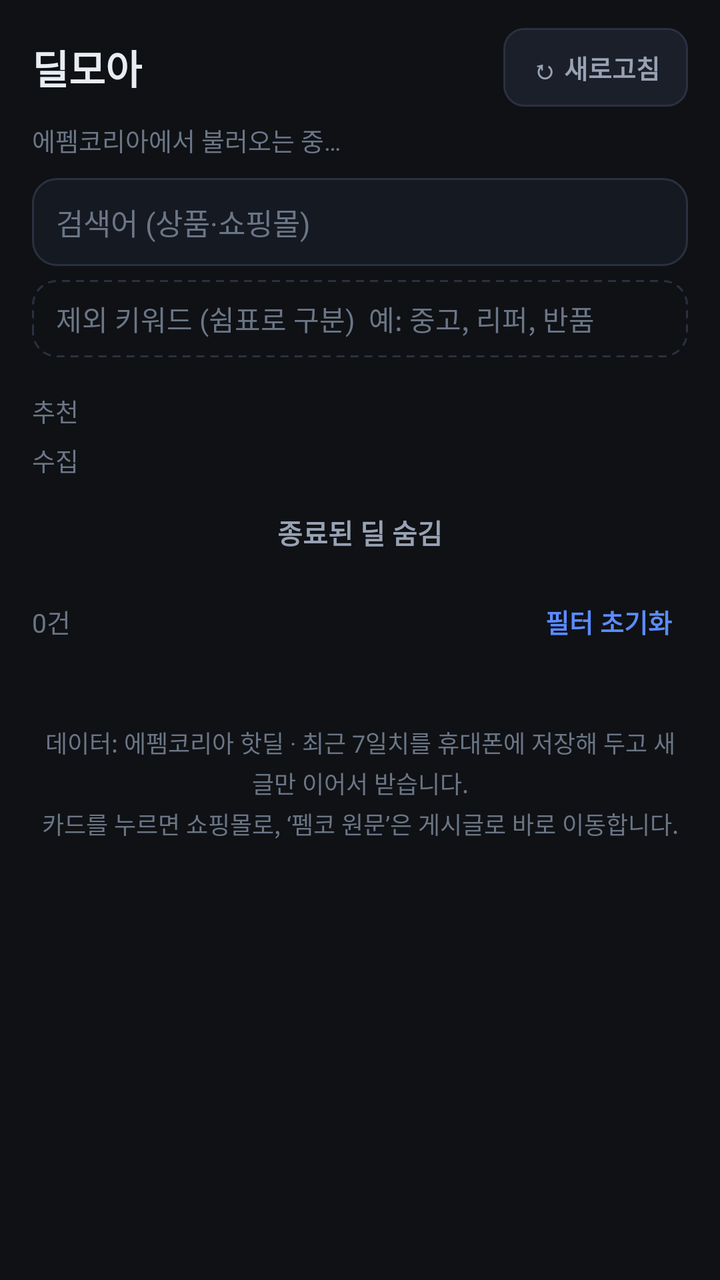
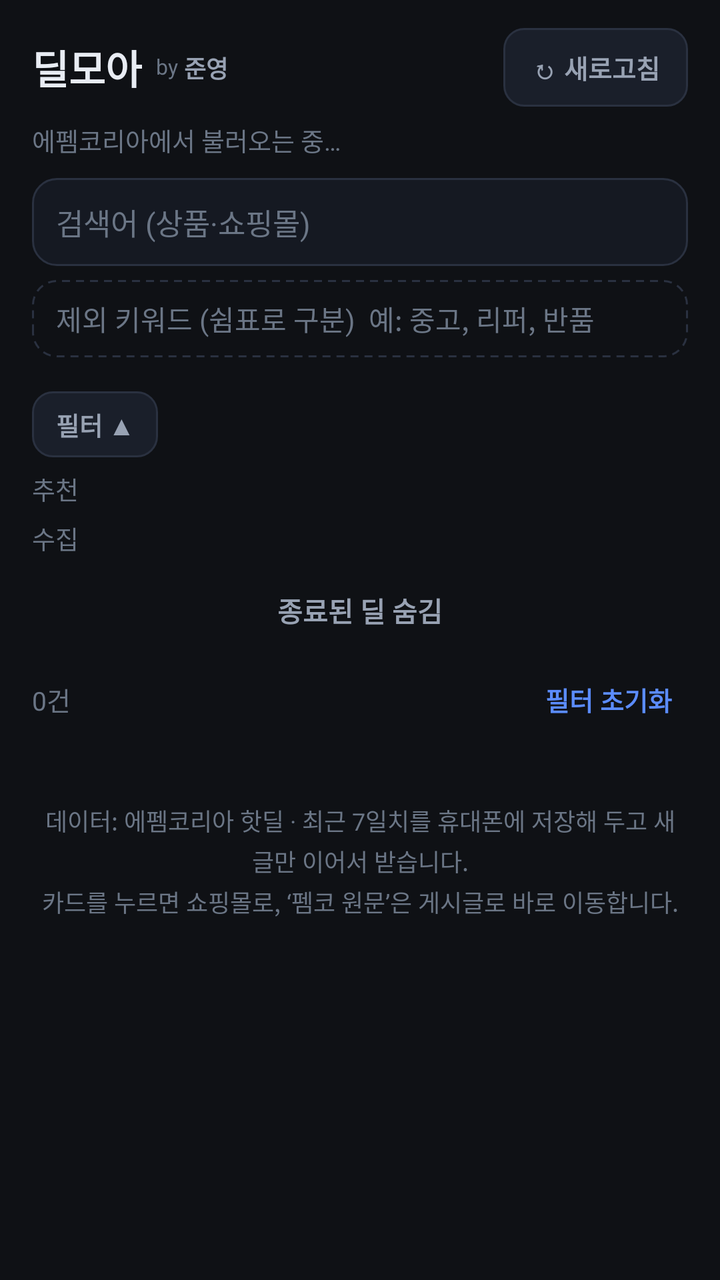

Two renders of the same Android screen: before a commit and after it. Below are the layout's source before the change and the commit's diff.
<!-- AndroidManifest.xml: application theme Theme.Hotdeal -->
<!-- res/layout/activity_main.xml -->
<?xml version="1.0" encoding="utf-8"?>
<FrameLayout xmlns:android="http://schemas.android.com/apk/res/android"
    android:id="@+id/rootFrame"
    android:layout_width="match_parent"
    android:layout_height="match_parent"
    android:background="@color/bg">

    
    <FrameLayout
        android:id="@+id/webHost"
        android:layout_width="match_parent"
        android:layout_height="match_parent" />

    <ScrollView
        android:id="@+id/scroll"
        android:layout_width="match_parent"
        android:layout_height="match_parent"
        android:background="@color/bg"
        android:clipToPadding="false"
        android:fillViewport="true"
        android:scrollbars="none">

        <LinearLayout
            android:layout_width="match_parent"
            android:layout_height="wrap_content"
            android:orientation="vertical"
            android:paddingBottom="20dp">

            
            <LinearLayout
                android:layout_width="match_parent"
                android:layout_height="wrap_content"
                android:orientation="vertical"
                android:paddingStart="16dp"
                android:paddingTop="14dp"
                android:paddingEnd="16dp"
                android:paddingBottom="4dp">

                <LinearLayout
                    android:layout_width="match_parent"
                    android:layout_height="wrap_content"
                    android:gravity="center_vertical"
                    android:orientation="horizontal">

                    <TextView
                        android:id="@+id/appTitle"
                        android:layout_width="wrap_content"
                        android:layout_height="wrap_content"
                        android:text="@string/app_name"
                        android:textColor="@color/txt"
                        android:textSize="20sp"
                        android:textStyle="bold" />

                    <Space
                        android:layout_width="0dp"
                        android:layout_height="1dp"
                        android:layout_weight="1" />

                    <TextView
                        android:id="@+id/btnRefresh"
                        android:layout_width="wrap_content"
                        android:layout_height="wrap_content"
                        android:background="@drawable/bg_ghost"
                        android:paddingStart="14dp"
                        android:paddingTop="10dp"
                        android:paddingEnd="14dp"
                        android:paddingBottom="10dp"
                        android:text="↻ 새로고침"
                        android:textColor="@color/dim"
                        android:textSize="13sp"
                        android:textStyle="bold" />
                </LinearLayout>

                <TextView
                    android:id="@+id/stamp"
                    android:layout_width="match_parent"
                    android:layout_height="wrap_content"
                    android:layout_marginTop="7dp"
                    android:layout_marginBottom="10dp"
                    android:text="에펨코리아에서 불러오는 중…"
                    android:textColor="@color/dim2"
                    android:textSize="12.5sp" />

                <EditText
                    android:id="@+id/q"
                    android:layout_width="match_parent"
                    android:layout_height="wrap_content"
                    android:layout_marginBottom="7dp"
                    android:background="@drawable/bg_input"
                    android:importantForAutofill="no"
                    android:inputType="text"
                    android:maxLines="1"
                    android:paddingStart="12dp"
                    android:paddingTop="11dp"
                    android:paddingEnd="12dp"
                    android:paddingBottom="11dp"
                    android:textColor="@color/txt"
                    android:textColorHint="@color/dim2"
                    android:textSize="15sp"
                    android:hint="검색어 (상품·쇼핑몰)" />

                <EditText
                    android:id="@+id/ex"
                    android:layout_width="match_parent"
                    android:layout_height="wrap_content"
                    android:layout_marginBottom="9dp"
                    android:background="@drawable/bg_input_dashed"
                    android:importantForAutofill="no"
                    android:inputType="text"
                    android:maxLines="1"
                    android:paddingStart="12dp"
                    android:paddingTop="9dp"
                    android:paddingEnd="12dp"
                    android:paddingBottom="9dp"
                    android:textColor="@color/txt"
                    android:textColorHint="@color/dim2"
                    android:textSize="14sp"
                    android:hint="제외 키워드 (쉼표로 구분)  예: 중고, 리퍼, 반품" />

                <HorizontalScrollView
                    android:layout_width="match_parent"
                    android:layout_height="wrap_content"
                    android:layout_marginBottom="8dp"
                    android:scrollbars="none">

                    <LinearLayout
                        android:id="@+id/chipsRow"
                        android:layout_width="wrap_content"
                        android:layout_height="wrap_content"
                        android:orientation="horizontal" />
                </HorizontalScrollView>

                <LinearLayout
                    android:layout_width="match_parent"
                    android:layout_height="wrap_content"
                    android:layout_marginBottom="6dp"
                    android:gravity="center_vertical"
                    android:orientation="horizontal">

                    <TextView
                        android:layout_width="wrap_content"
                        android:layout_height="wrap_content"
                        android:layout_marginEnd="8dp"
                        android:text="추천"
                        android:textColor="@color/dim2"
                        android:textSize="12.5sp" />

                    <LinearLayout
                        android:id="@+id/votesRow"
                        android:layout_width="0dp"
                        android:layout_height="wrap_content"
                        android:layout_weight="1"
                        android:orientation="horizontal" />
                </LinearLayout>

                <LinearLayout
                    android:layout_width="match_parent"
                    android:layout_height="wrap_content"
                    android:layout_marginBottom="8dp"
                    android:gravity="center_vertical"
                    android:orientation="horizontal">

                    <TextView
                        android:layout_width="wrap_content"
                        android:layout_height="wrap_content"
                        android:layout_marginEnd="8dp"
                        android:text="수집"
                        android:textColor="@color/dim2"
                        android:textSize="12.5sp" />

                    <LinearLayout
                        android:id="@+id/countRow"
                        android:layout_width="0dp"
                        android:layout_height="wrap_content"
                        android:layout_weight="1"
                        android:orientation="horizontal" />
                </LinearLayout>

                <LinearLayout
                    android:layout_width="match_parent"
                    android:layout_height="wrap_content"
                    android:orientation="horizontal">

                    <TextView
                        android:id="@+id/tEnded"
                        android:layout_width="0dp"
                        android:layout_height="wrap_content"
                        android:layout_weight="1"
                        android:gravity="center"
                        android:paddingStart="6dp"
                        android:paddingTop="9dp"
                        android:paddingEnd="6dp"
                        android:paddingBottom="9dp"
                        android:text="종료된 딜 숨김"
                        android:textColor="@color/dim"
                        android:textSize="13.5sp"
                        android:textStyle="bold" />
                </LinearLayout>
            </LinearLayout>

            
            <LinearLayout
                android:layout_width="match_parent"
                android:layout_height="wrap_content"
                android:gravity="center_vertical"
                android:orientation="horizontal"
                android:paddingStart="16dp"
                android:paddingTop="6dp"
                android:paddingEnd="16dp"
                android:paddingBottom="6dp">

                <TextView
                    android:id="@+id/countText"
                    android:layout_width="wrap_content"
                    android:layout_height="wrap_content"
                    android:text="0건"
                    android:textColor="@color/dim2"
                    android:textSize="13sp" />

                <Space
                    android:layout_width="0dp"
                    android:layout_height="1dp"
                    android:layout_weight="1" />

                <TextView
                    android:id="@+id/btnReset"
                    android:layout_width="wrap_content"
                    android:layout_height="wrap_content"
                    android:paddingStart="8dp"
                    android:paddingTop="6dp"
                    android:paddingEnd="8dp"
                    android:paddingBottom="6dp"
                    android:text="필터 초기화"
                    android:textColor="@color/accent"
                    android:textSize="13sp"
                    android:textStyle="bold" />
            </LinearLayout>

            
            <LinearLayout
                android:id="@+id/pagerTop"
                android:layout_width="match_parent"
                android:layout_height="wrap_content"
                android:orientation="vertical"
                android:paddingStart="14dp"
                android:paddingTop="2dp"
                android:paddingEnd="14dp"
                android:paddingBottom="6dp" />

            
            <LinearLayout
                android:id="@+id/listContainer"
                android:layout_width="match_parent"
                android:layout_height="wrap_content"
                android:orientation="vertical"
                android:paddingStart="12dp"
                android:paddingEnd="12dp" />

            
            <LinearLayout
                android:id="@+id/pagerBottom"
                android:layout_width="match_parent"
                android:layout_height="wrap_content"
                android:orientation="vertical"
                android:paddingStart="14dp"
                android:paddingTop="10dp"
                android:paddingEnd="14dp"
                android:paddingBottom="2dp" />

            <TextView
                android:id="@+id/footerText"
                android:layout_width="match_parent"
                android:layout_height="wrap_content"
                android:layout_marginTop="10dp"
                android:gravity="center"
                android:lineSpacingExtra="3dp"
                android:paddingStart="20dp"
                android:paddingEnd="20dp"
                android:text="데이터: 에펨코리아 핫딜 · 최근 7일치를 휴대폰에 저장해 두고 새 글만 이어서 받습니다.\n카드를 누르면 쇼핑몰로, ‘펨코 원문’은 게시글로 바로 이동합니다."
                android:textColor="@color/dim2"
                android:textSize="12sp" />
        </LinearLayout>
    </ScrollView>

    
    <TextView
        android:id="@+id/btnTop"
        android:layout_width="wrap_content"
        android:layout_height="wrap_content"
        android:layout_gravity="bottom|end"
        android:layout_marginEnd="16dp"
        android:layout_marginBottom="22dp"
        android:alpha="0"
        android:background="@drawable/bg_top"
        android:elevation="6dp"
        android:paddingStart="14dp"
        android:paddingTop="10dp"
        android:paddingEnd="14dp"
        android:paddingBottom="10dp"
        android:text="↑ 맨 위로"
        android:textColor="@color/txt"
        android:textSize="13.5sp"
        android:textStyle="bold"
        android:visibility="gone" />

    
    <LinearLayout
        android:id="@+id/challengeBar"
        android:layout_width="match_parent"
        android:layout_height="wrap_content"
        android:layout_gravity="top"
        android:background="@color/card"
        android:elevation="8dp"
        android:orientation="vertical"
        android:paddingStart="16dp"
        android:paddingTop="14dp"
        android:paddingEnd="16dp"
        android:paddingBottom="12dp"
        android:visibility="gone">

        <TextView
            android:layout_width="wrap_content"
            android:layout_height="wrap_content"
            android:text="에펨코리아 보안 확인"
            android:textColor="@color/txt"
            android:textSize="16sp"
            android:textStyle="bold" />

        <TextView
            android:layout_width="match_parent"
            android:layout_height="wrap_content"
            android:layout_marginTop="5dp"
            android:text="아래 화면에서 사람 확인을 한 번만 통과하면 자동으로 이어서 불러옵니다. (한 번 통과하면 다음부터는 보통 다시 묻지 않습니다)"
            android:textColor="@color/dim"
            android:textSize="13sp" />

        <TextView
            android:id="@+id/btnChallengeClose"
            android:layout_width="wrap_content"
            android:layout_height="wrap_content"
            android:layout_gravity="end"
            android:layout_marginTop="8dp"
            android:background="@drawable/bg_ghost"
            android:paddingStart="12dp"
            android:paddingTop="7dp"
            android:paddingEnd="12dp"
            android:paddingBottom="7dp"
            android:text="닫기"
            android:textColor="@color/dim"
            android:textSize="13sp"
            android:textStyle="bold" />
    </LinearLayout>

</FrameLayout>
<!-- resources referenced by this layout -->
<resources>
  <color name="accent">#5B8CFF</color>
  <color name="bg">#0F1115</color>
  <color name="card">#1A1F2A</color>
  <color name="dim">#98A2B3</color>
  <color name="dim2">#6B7686</color>
  <color name="txt">#E8ECF3</color>
  <!-- drawable bg_ghost (drawable) -->
  <?xml version="1.0" encoding="utf-8"?>
  <shape xmlns:android="http://schemas.android.com/apk/res/android"
      android:shape="rectangle">
      <solid android:color="@color/card" />
      <corners android:radius="10dp" />
      <stroke
          android:width="1dp"
          android:color="@color/line" />
  </shape>
  <!-- drawable bg_input (drawable) -->
  <?xml version="1.0" encoding="utf-8"?>
  <shape xmlns:android="http://schemas.android.com/apk/res/android"
      android:shape="rectangle">
      <solid android:color="@color/bg2" />
      <corners android:radius="12dp" />
      <stroke
          android:width="1dp"
          android:color="@color/line" />
  </shape>
  <!-- drawable bg_input_dashed (drawable) -->
  <?xml version="1.0" encoding="utf-8"?>
  <shape xmlns:android="http://schemas.android.com/apk/res/android"
      android:shape="rectangle">
      <solid android:color="@android:color/transparent" />
      <corners android:radius="12dp" />
      <stroke
          android:width="1dp"
          android:color="@color/line"
          android:dashWidth="4dp"
          android:dashGap="3dp" />
  </shape>
  <!-- drawable bg_top (drawable) -->
  <?xml version="1.0" encoding="utf-8"?>
  <shape xmlns:android="http://schemas.android.com/apk/res/android"
      android:shape="rectangle">
      <solid android:color="#1F2633" />
      <stroke
          android:width="1dp"
          android:color="#3A465C" />
      <corners android:radius="999dp" />
  </shape>
  <string name="app_name">딜모아</string>
  <style name="Theme.Hotdeal" parent="Theme.AppCompat.NoActionBar">
          <item name="colorPrimary">@color/accent</item>
          <item name="colorPrimaryDark">@color/bg</item>
          <item name="colorAccent">@color/accent</item>
          <item name="android:windowBackground">@color/bg</item>
          <item name="android:colorBackground">@color/bg</item>
          <item name="android:statusBarColor">@color/bg</item>
          <item name="android:navigationBarColor">@color/bg</item>
          <item name="android:textColorPrimary">@color/txt</item>
          <item name="android:textColorSecondary">@color/dim</item>
          <item name="android:textColorHint">@color/dim2</item>
          <item name="android:windowLightStatusBar">false</item>
      </style>
  <color name="line">#2A3140</color>
  <color name="bg2">#151922</color>
</resources>

<!-- the commit's change to res/layout/activity_main.xml (unified diff, before → after) -->
@@ -18,6 +18,8 @@
         android:background="@color/bg"
         android:clipToPadding="false"
         android:fillViewport="true"
+        android:focusable="true"
+        android:focusableInTouchMode="true"
         android:scrollbars="none">
 
         <LinearLayout
@@ -42,14 +44,46 @@
                     android:gravity="center_vertical"
                     android:orientation="horizontal">
 
-                    <TextView
-                        android:id="@+id/appTitle"
-                        android:layout_width="wrap_content"
-                        android:layout_height="wrap_content"
-                        android:text="@string/app_name"
-                        android:textColor="@color/txt"
-                        android:textSize="20sp"
-                        android:textStyle="bold" />
+                    
+                    <LinearLayout
+                        android:layout_width="wrap_content"
+                        android:layout_height="wrap_content"
+                        android:baselineAligned="true"
+                        android:baselineAlignedChildIndex="0"
+                        android:gravity="center_vertical"
+                        android:orientation="horizontal">
+
+                        <TextView
+                            android:id="@+id/appTitle"
+                            android:layout_width="wrap_content"
+                            android:layout_height="wrap_content"
+                            android:text="@string/app_name"
+                            android:textColor="@color/txt"
+                            android:textSize="20sp"
+                            android:textStyle="bold" />
+
+                        <TextView
+                            android:id="@+id/appByLabel"
+                            android:layout_width="wrap_content"
+                            android:layout_height="wrap_content"
+                            android:layout_marginStart="7dp"
+                            android:includeFontPadding="false"
+                            android:text="by"
+                            android:textColor="@color/dim2"
+                            android:textSize="10.5sp" />
+
+                        <TextView
+                            android:id="@+id/appBy"
+                            android:layout_width="wrap_content"
+                            android:layout_height="wrap_content"
+                            android:layout_marginStart="3dp"
+                            android:includeFontPadding="false"
+                            android:text="준영"
+                            android:textColor="@color/dim"
+                            android:textSize="12sp"
+                            android:textStyle="bold" />
+
+                    </LinearLayout>
 
                     <Space
                         android:layout_width="0dp"
@@ -81,41 +115,87 @@
                     android:textColor="@color/dim2"
                     android:textSize="12.5sp" />
 
-                <EditText
-                    android:id="@+id/q"
-                    android:layout_width="match_parent"
-                    android:layout_height="wrap_content"
-                    android:layout_marginBottom="7dp"
-                    android:background="@drawable/bg_input"
-                    android:importantForAutofill="no"
-                    android:inputType="text"
-                    android:maxLines="1"
-                    android:paddingStart="12dp"
-                    android:paddingTop="11dp"
-                    android:paddingEnd="12dp"
-                    android:paddingBottom="11dp"
-                    android:textColor="@color/txt"
-                    android:textColorHint="@color/dim2"
-                    android:textSize="15sp"
-                    android:hint="검색어 (상품·쇼핑몰)" />
-
-                <EditText
-                    android:id="@+id/ex"
-                    android:layout_width="match_parent"
-                    android:layout_height="wrap_content"
-                    android:layout_marginBottom="9dp"
-                    android:background="@drawable/bg_input_dashed"
-                    android:importantForAutofill="no"
-                    android:inputType="text"
-                    android:maxLines="1"
-                    android:paddingStart="12dp"
-                    android:paddingTop="9dp"
-                    android:paddingEnd="12dp"
-                    android:paddingBottom="9dp"
-                    android:textColor="@color/txt"
-                    android:textColorHint="@color/dim2"
-                    android:textSize="14sp"
-                    android:hint="제외 키워드 (쉼표로 구분)  예: 중고, 리퍼, 반품" />
+                
+                <FrameLayout
+                    android:layout_width="match_parent"
+                    android:layout_height="wrap_content"
+                    android:layout_marginBottom="7dp">
+
+                    <EditText
+                        android:id="@+id/q"
+                        android:layout_width="match_parent"
+                        android:layout_height="wrap_content"
+                        android:background="@drawable/bg_input"
+                        android:imeOptions="actionSearch"
+                        android:importantForAutofill="no"
+                        android:inputType="text"
+                        android:maxLines="1"
+                        android:paddingStart="12dp"
+                        android:paddingTop="11dp"
+                        android:paddingEnd="42dp"
+                        android:paddingBottom="11dp"
+                        android:singleLine="true"
+                        android:textColor="@color/txt"
+                        android:textColorHint="@color/dim2"
+                        android:textSize="15sp"
+                        android:hint="검색어 (상품·쇼핑몰)" />
+
+                    <TextView
+                        android:id="@+id/btnClearQ"
+                        android:layout_width="32dp"
+                        android:layout_height="32dp"
+                        android:layout_gravity="end|center_vertical"
+                        android:layout_marginEnd="6dp"
+                        android:background="@drawable/bg_clear"
+                        android:clickable="true"
+                        android:focusable="false"
+                        android:gravity="center"
+                        android:text="✕"
+                        android:textColor="@color/dim"
+                        android:textSize="12sp"
+                        android:visibility="gone" />
+                </FrameLayout>
+
+                
+                <FrameLayout
+                    android:layout_width="match_parent"
+                    android:layout_height="wrap_content"
+                    android:layout_marginBottom="9dp">
+
+                    <EditText
+                        android:id="@+id/ex"
+                        android:layout_width="match_parent"
+                        android:layout_height="wrap_content"
+                        android:background="@drawable/bg_input_dashed"
+                        android:imeOptions="actionDone"
+                        android:importantForAutofill="no"
+                        android:inputType="text"
+                        android:maxLines="1"
+                        android:paddingStart="12dp"
+                        android:paddingTop="9dp"
+                        android:paddingEnd="42dp"
+                        android:paddingBottom="9dp"
+                        android:singleLine="true"
+                        android:textColor="@color/txt"
+                        android:textColorHint="@color/dim2"
+                        android:textSize="14sp"
+                        android:hint="제외 키워드 (쉼표로 구분)  예: 중고, 리퍼, 반품" />
+
+                    <TextView
+                        android:id="@+id/btnClearEx"
+                        android:layout_width="32dp"
+                        android:layout_height="32dp"
+                        android:layout_gravity="end|center_vertical"
+                        android:layout_marginEnd="6dp"
+                        android:background="@drawable/bg_clear"
+                        android:clickable="true"
+                        android:focusable="false"
+                        android:gravity="center"
+                        android:text="✕"
+                        android:textColor="@color/dim"
+                        android:textSize="12sp"
+                        android:visibility="gone" />
+                </FrameLayout>
 
                 <HorizontalScrollView
                     android:layout_width="match_parent"
@@ -129,6 +209,49 @@
                         android:layout_height="wrap_content"
                         android:orientation="horizontal" />
                 </HorizontalScrollView>
+
+                
+                <LinearLayout
+                    android:layout_width="match_parent"
+                    android:layout_height="wrap_content"
+                    android:gravity="center_vertical"
+                    android:orientation="horizontal">
+
+                    <TextView
+                        android:id="@+id/btnFilterToggle"
+                        android:layout_width="wrap_content"
+                        android:layout_height="wrap_content"
+                        android:background="@drawable/bg_ghost"
+                        android:paddingStart="12dp"
+                        android:paddingTop="7dp"
+                        android:paddingEnd="12dp"
+                        android:paddingBottom="7dp"
+                        android:text="필터 ▲"
+                        android:textColor="@color/dim"
+                        android:textSize="12.5sp"
+                        android:textStyle="bold" />
+
+                    <TextView
+                        android:id="@+id/filterHint"
+                        android:layout_width="0dp"
+                        android:layout_height="wrap_content"
+                        android:layout_marginStart="9dp"
+                        android:layout_weight="1"
+                        android:ellipsize="end"
+                        android:maxLines="1"
+                        android:text=""
+                        android:textColor="@color/dim2"
+                        android:textSize="12sp"
+                        android:visibility="gone" />
+                </LinearLayout>
+
+                
+                <LinearLayout
+                    android:id="@+id/filterDetail"
+                    android:layout_width="match_parent"
+                    android:layout_height="wrap_content"
+                    android:layout_marginTop="6dp"
+                    android:orientation="vertical">
 
                 <LinearLayout
                     android:layout_width="match_parent"
@@ -195,6 +318,8 @@
                         android:textColor="@color/dim"
                         android:textSize="13.5sp"
                         android:textStyle="bold" />
+                </LinearLayout>
+
                 </LinearLayout>
             </LinearLayout>
 
<!-- resource entries referenced after the edit -->
@@ -6,6 +6,16 @@
   <color name="dim">#98A2B3</color>
   <color name="dim2">#6B7686</color>
   <color name="txt">#E8ECF3</color>
+  <!-- drawable bg_clear (drawable) -->
+  <?xml version="1.0" encoding="utf-8"?>
+  <ripple xmlns:android="http://schemas.android.com/apk/res/android"
+      android:color="#33FFFFFF">
+      <item android:id="@android:id/mask">
+          <shape android:shape="oval">
+              <solid android:color="#FFFFFF" />
+          </shape>
+      </item>
+  </ripple>
   <!-- drawable bg_ghost (drawable) -->
   <?xml version="1.0" encoding="utf-8"?>
   <shape xmlns:android="http://schemas.android.com/apk/res/android"
